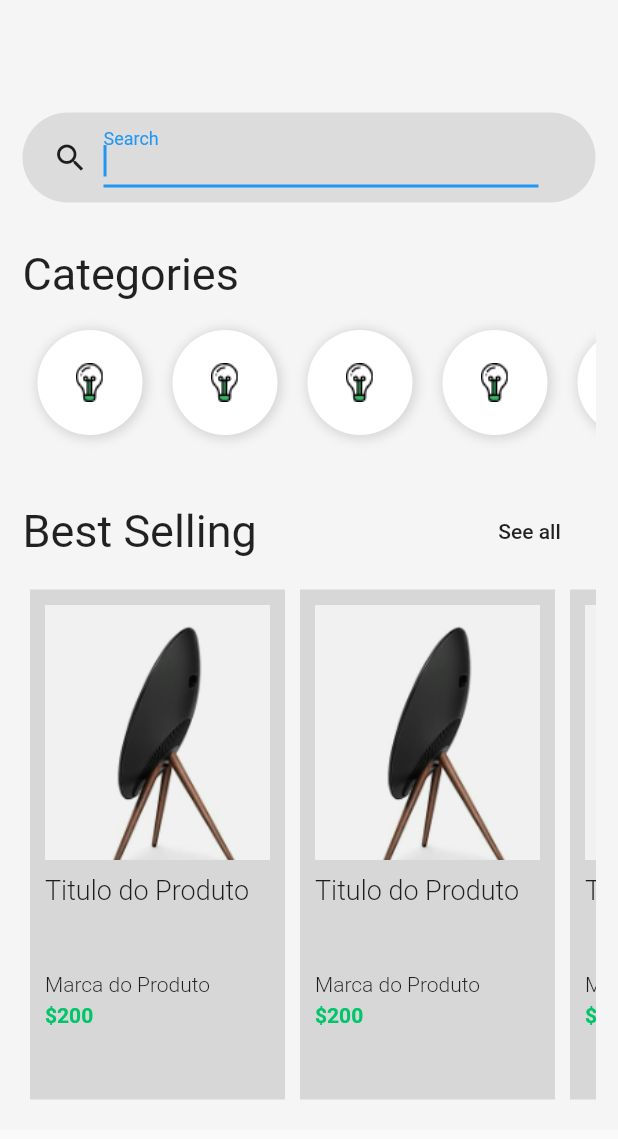
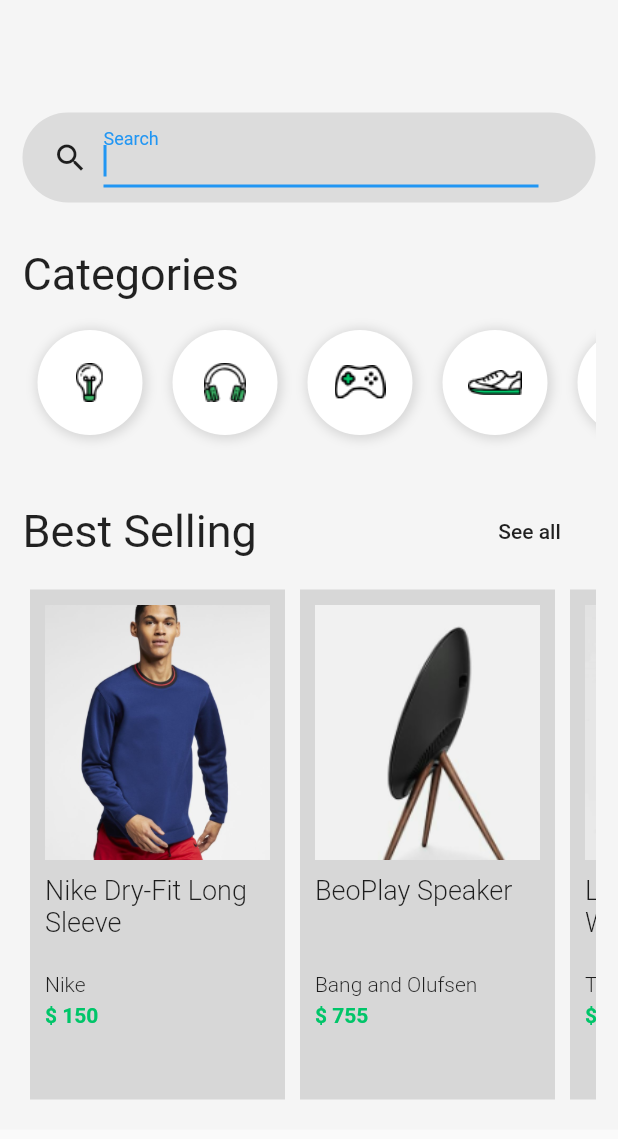
Before and after one commit to dorenalto/estudosFlutter, a Flutter app: the HomePage screen opened directly, on a phone screen of 412 x 824 dp. Shown: the top 1139 px of the screen. Run offline on Flutter 3.47's test engine with Material 2 defaults, Android fonts, the light colour scheme and no system bars.

Commit message:
inclusao dos itens dinamicamente.

```diff
--- a/lib/page/home.page.dart
+++ b/lib/page/home.page.dart
@@ -1,3 +1,6 @@
+import 'package:ecommerce/widgets/category/category-list.widget.dart';
+import 'package:ecommerce/widgets/product/produc-list.page.dart';
+import 'package:ecommerce/widgets/serch-box.widget.dart';
 import 'package:flutter/material.dart';
 
 class HomePage extends StatelessWidget {
@@ -15,7 +18,7 @@ class HomePage extends StatelessWidget {
               SizedBox(
                 height: 60,
               ),
-              search(),
+              SearchBox(),
               SizedBox(
                 height: 30,
               ),
@@ -30,7 +33,7 @@ class HomePage extends StatelessWidget {
               ),
               Container(
                 height: 90,
-                child: categoryList(),
+                child: CategoryList(),
               ),
               SizedBox(
                 height: 30,
@@ -55,7 +58,9 @@ class HomePage extends StatelessWidget {
               ),
               Container(
                 height: 350,
-                child: productList(),
+                child: ProductList(
+                  direction: Axis.horizontal,
+                ),
               ),
             ],
           ),
@@ -64,146 +69,3 @@ class HomePage extends StatelessWidget {
     );
   }
 }
-
-Widget search() {
-  return Container(
-    padding: EdgeInsets.only(left: 20),
-    height: 60,
-    child: Row(
-      children: [
-        Icon(Icons.search),
-        Container(
-          width: 300,
-          padding: EdgeInsets.only(left: 10, bottom: 10),
-          child: TextFormField(
-            autofocus: true,
-            keyboardType: TextInputType.text,
-            decoration: InputDecoration(
-              labelText: 'Search',
-              labelStyle: TextStyle(
-                color: Colors.blue,
-                fontWeight: FontWeight.w400,
-                fontSize: 16,
-              ),
-            ),
-            style: TextStyle(
-              fontSize: 18,
-              color: Colors.blue,
-            ),
-          ),
-        ),
-      ],
-    ),
-    decoration: BoxDecoration(
-      color: Colors.black.withOpacity(0.1),
-      borderRadius: BorderRadius.circular(118),
-    ),
-  );
-}
-
-Widget categoryList() {
-  return Container(
-    child: ListView(
-      scrollDirection: Axis.horizontal,
-      children: [
-        categoryItem(),
-        categoryItem(),
-        categoryItem(),
-        categoryItem(),
-        categoryItem(),
-      ],
-    ),
-  );
-}
-
-Widget categoryItem() {
-  return Container(
-    width: 70,
-    height: 70,
-    margin: EdgeInsets.all(10),
-    padding: EdgeInsets.all(10),
-    decoration: BoxDecoration(
-      color: Colors.white,
-      boxShadow: [
-        BoxShadow(
-          color: Colors.black12,
-          offset: Offset(1, 1),
-          blurRadius: 5,
-          spreadRadius: 2,
-        ),
-      ],
-      borderRadius: BorderRadius.circular(64),
-    ),
-    child: Image.asset('assets/Icon_Devices.png'),
-  );
-}
-
-Widget productList() {
-  return Container(
-    child: ListView(
-      scrollDirection: Axis.horizontal,
-      children: [
-        productItem(),
-        productItem(),
-        productItem(),
-        productItem(),
-        productItem(),
-        productItem(),
-      ],
-    ),
-  );
-}
-
-Widget productItem() {
-  return Container(
-    padding: EdgeInsets.all(10),
-    margin: EdgeInsets.all(5),
-    width: 170,
-    color: Colors.black12,
-    child: Column(
-      crossAxisAlignment: CrossAxisAlignment.start,
-      children: [
-        Image.asset(
-          'assets/product-1.png',
-          width: 170,
-          height: 170,
-          fit: BoxFit.cover,
-        ),
-        SizedBox(
-          height: 10,
-        ),
-        Container(
-          height: 60,
-          child: Text(
-            'Titulo do Produto',
-            style: TextStyle(
-              fontSize: 18,
-              fontWeight: FontWeight.w300,
-            ),
-          ),
-        ),
-        SizedBox(
-          height: 5,
-        ),
-        Text(
-          'Marca do Produto',
-          style: TextStyle(
-            fontSize: 14,
-            fontWeight: FontWeight.w300,
-          ),
-        ),
-        SizedBox(
-          height: 5,
-        ),
-        Text(
-          '\$200',
-          style: TextStyle(
-            fontSize: 14,
-            fontWeight: FontWeight.bold,
-            color: Color(0XFF00C569),
-          ),
-        ),
-      ],
-    ),
-  );
-}
--- /dev/null
+++ b/lib/widgets/category/category-item.widget.dart
@@ -0,0 +1,28 @@
+import 'package:flutter/material.dart';
+
+class CategoryItem extends StatelessWidget {
+  final String image;
+  CategoryItem({@required this.image});
+  @override
+  Widget build(BuildContext context) {
+    return Container(
+      width: 70,
+      height: 70,
+      margin: EdgeInsets.all(10),
+      padding: EdgeInsets.all(10),
+      decoration: BoxDecoration(
+        color: Colors.white,
+        boxShadow: [
+          BoxShadow(
+            color: Colors.black12,
+            offset: Offset(1, 1),
+            blurRadius: 5,
+            spreadRadius: 2,
+          ),
+        ],
+        borderRadius: BorderRadius.circular(64),
+      ),
+      child: Image.asset(image),
+    );
+  }
+}
--- /dev/null
+++ b/lib/widgets/category/category-list.widget.dart
@@ -0,0 +1,20 @@
+import 'package:flutter/material.dart';
+import 'category-item.widget.dart';
+
+class CategoryList extends StatelessWidget {
+  @override
+  Widget build(BuildContext context) {
+    return Container(
+      child: ListView(
+        scrollDirection: Axis.horizontal,
+        children: [
+          CategoryItem(image: 'assets/Icon_Devices.png'),
+          CategoryItem(image: 'assets/Icon_Gadgets.png'),
+          CategoryItem(image: 'assets/Icon_Gaming.png'),
+          CategoryItem(image: 'assets/Icon_Mens_Shoe.png'),
+          CategoryItem(image: 'assets/Icon_Womens_Shoe.png'),
+        ],
+      ),
+    );
+  }
+}
--- /dev/null
+++ b/lib/widgets/product/produc-list.page.dart
@@ -0,0 +1,49 @@
+import 'package:ecommerce/widgets/product/product-item.widget.dart';
+import 'package:flutter/material.dart';
+
+class ProductList extends StatelessWidget {
+  final Axis direction;
+  ProductList({@required this.direction});
+  @override
+  Widget build(BuildContext context) {
+    return Container(
+      child: ListView(
+        scrollDirection: direction,
+        children: [
+          ProductItem(
+            title: 'Nike Dry-Fit Long Sleeve',
+            description: 'Nike',
+            price: '150',
+            image: 'assets/product-10.png',
+            descriptionText:
+                'Nike Dry-Fit is a polyester fabric is designed to help you to keep dry so you can more confortably work harder, longer.',
+          ),
+          ProductItem(
+            title: 'BeoPlay Speaker',
+            description: 'Bang and Olufsen',
+            price: '755',
+            image: 'assets/product-1.png',
+            descriptionText:
+                'One-point music system and contemporary design icon with powerful sound and customisable design.',
+          ),
+          ProductItem(
+            title: 'Leather Wristwatch',
+            description: 'Tag Heuer',
+            price: '450',
+            image: 'assets/product-2.png',
+            descriptionText:
+                'COMFORTABLE WEAR - For other products watch belt is too short, we have increased the length of the watch band to further enhance the wearing comfort.',
+          ),
+          ProductItem(
+            title: 'Smart Bluetooth Speaker',
+            description: 'Smart Inc.',
+            price: '755',
+            image: 'assets/product-3.png',
+            descriptionText:
+                'Outstandingly good sonics from a beautifully crafted portable package – and with superb battery life, too.',
+          ),
+        ],
+      ),
+    );
+  }
+}
--- /dev/null
+++ b/lib/widgets/product/product-item.widget.dart
@@ -0,0 +1,88 @@
+import 'package:ecommerce/page/product.page.dart';
+import 'package:flutter/material.dart';
+
+class ProductItem extends StatelessWidget {
+  final String image;
+  final String title;
+  final String description;
+  final String price;
+  final String descriptionText;
+
+  ProductItem({
+    @required this.image,
+    @required this.title,
+    @required this.description,
+    @required this.price,
+    @required this.descriptionText,
+  });
+  @override
+  Widget build(BuildContext context) {
+    return Container(
+      padding: EdgeInsets.all(10),
+      margin: EdgeInsets.all(5),
+      width: 170,
+      color: Colors.black12,
+      child: Column(
+        crossAxisAlignment: CrossAxisAlignment.start,
+        children: [
+          GestureDetector(
+            onTap: () {
+              Navigator.push(
+                context,
+                MaterialPageRoute(
+                  builder: (context) => ProductPage(
+                    description: description,
+                    image: image,
+                    price: price,
+                    title: title,
+                    descriptionText: descriptionText,
+                  ),
+                ),
+              );
+            },
+            child: Image.asset(
+              image,
+              width: 170,
+              height: 170,
+              fit: BoxFit.cover,
+            ),
+          ),
+          SizedBox(
+            height: 10,
+          ),
+          Container(
+            height: 60,
+            child: Text(
+              title,
+              style: TextStyle(
+                fontSize: 18,
+                fontWeight: FontWeight.w300,
+              ),
+            ),
+          ),
+          SizedBox(
+            height: 5,
+          ),
+          Text(
+            description,
+            style: TextStyle(
+              fontSize: 14,
+              fontWeight: FontWeight.w300,
+            ),
+          ),
+          SizedBox(
+            height: 5,
+          ),
+          Text(
+            '\$ $price',
+            style: TextStyle(
+              fontSize: 14,
+              fontWeight: FontWeight.bold,
+              color: Color(0XFF00C569),
+            ),
+          ),
+        ],
+      ),
+    );
+  }
+}
--- /dev/null
+++ b/lib/widgets/serch-box.widget.dart
@@ -0,0 +1,40 @@
+import 'package:flutter/material.dart';
+
+class SearchBox extends StatelessWidget {
+  @override
+  Widget build(BuildContext context) {
+    return Container(
+      padding: EdgeInsets.only(left: 20),
+      height: 60,
+      child: Row(
+        children: [
+          Icon(Icons.search),
+          Container(
+            width: 300,
+            padding: EdgeInsets.only(left: 10, bottom: 10),
+            child: TextFormField(
+              autofocus: true,
+              keyboardType: TextInputType.text,
+              decoration: InputDecoration(
+                labelText: 'Search',
+                labelStyle: TextStyle(
+                  color: Colors.blue,
+                  fontWeight: FontWeight.w400,
+                  fontSize: 16,
+                ),
+              ),
+              style: TextStyle(
+                fontSize: 18,
+                color: Colors.blue,
+              ),
+            ),
+          ),
+        ],
+      ),
+      decoration: BoxDecoration(
+        color: Colors.black.withOpacity(0.1),
+        borderRadius: BorderRadius.circular(118),
+      ),
+    );
+  }
+}
```
Also changed, not shown: lib/main.dart (+5 -2 lines), lib/page/cart.page.dart (added, +152 -0 lines), lib/page/login.page.dart (+1 -8 lines), lib/page/product.page.dart (added, +93 -0 lines), lib/page/tabs.page.dart (added, +51 -0 lines).
